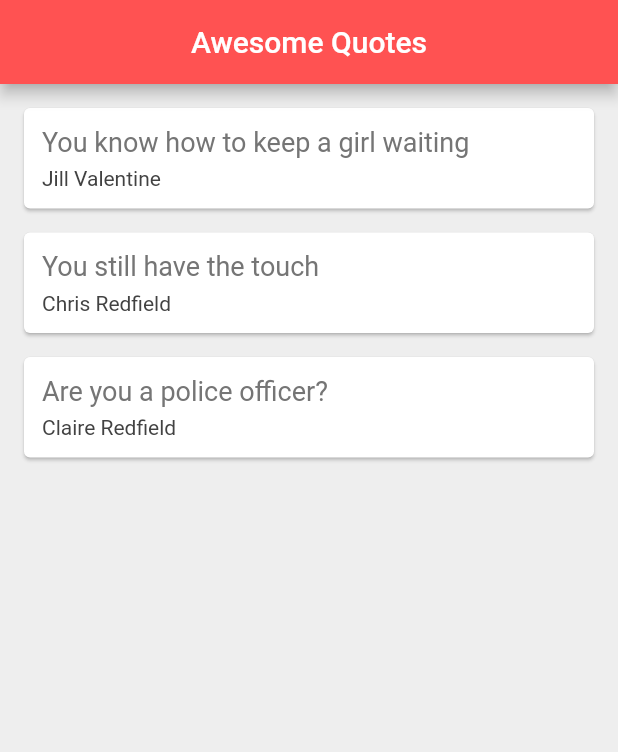
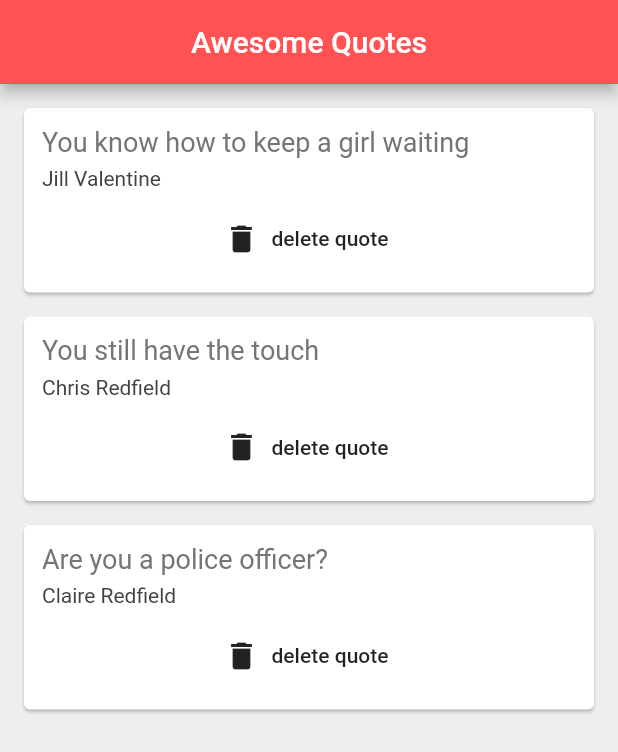
Before and after one commit to alezithop/flutter-netninja, a Flutter app: the screen it shows after launch, on a phone screen of 412 x 824 dp. Shown: the top 752 px of the screen. Run offline on Flutter 3.47's test engine with Material 2 defaults, Android fonts, the phone set to English and light mode, and no system bars.

Commit message:
adding functions as parameters

```diff
--- a/lib/main.dart
+++ b/lib/main.dart
@@ -2,9 +2,10 @@ import 'package:flutter/material.dart';
 import 'quote.dart';
 import 'quote_card.dart';
 
-void main() => runApp(MaterialApp(
-  home: QuoteList(),
-));
+void main() =>
+    runApp(MaterialApp(
+      home: QuoteList(),
+    ));
 
 class QuoteList extends StatefulWidget {
   @override
@@ -14,7 +15,8 @@ class QuoteList extends StatefulWidget {
 class _QuoteListState extends State<QuoteList> {
 
   List<Quote> quotes = [
-    Quote(author: 'Jill Valentine', text: 'You know how to keep a girl waiting'),
+    Quote(
+        author: 'Jill Valentine', text: 'You know how to keep a girl waiting'),
     Quote(author: 'Chris Redfield', text: 'You still have the touch'),
     Quote(author: 'Claire Redfield', text: 'Are you a police officer?')
   ];
@@ -33,11 +35,17 @@ class _QuoteListState extends State<QuoteList> {
         backgroundColor: Colors.redAccent,
       ),
       body: Column(
-       /* children: quotes.map((quote){
+        /* children: quotes.map((quote){
           return Text(quote);
         }).toList(),*/
-       children: quotes.map((quote) => QuoteCard(quote: quote)).toList(),
-      ),
-    );
+          children: quotes.map((quote) =>
+          QuoteCard(
+            quote: quote,
+            delete: () {
+              setState(() {
+                quotes.remove(quote);
+              });
+            },)).toList(),
+    ),);
   }
 }
--- a/lib/quote_card.dart
+++ b/lib/quote_card.dart
@@ -2,14 +2,11 @@ import 'package:flutter/material.dart';
 import 'quote.dart';
 
 class QuoteCard extends StatelessWidget {
-  // This code is auto-generated and not needed for this example
-  /*const QuoteCard({
-    Key key,
-  }) : super(key: key);*/
 
   final Quote quote;
+  final Function delete;
 
-  QuoteCard({this.quote});
+  QuoteCard({this.quote, this.delete});
 
   @override
   Widget build(BuildContext context) {
@@ -34,7 +31,12 @@ class QuoteCard extends StatelessWidget {
                 fontSize: 14.0,
                 color: Colors.grey[800],
               ),
-            )
+            ),
+            SizedBox(height: 8.0),
+            FlatButton.icon(
+                onPressed: delete,
+                icon: Icon(Icons.delete),
+                label: Text('delete quote'))
           ],
         ),
       ),
```
